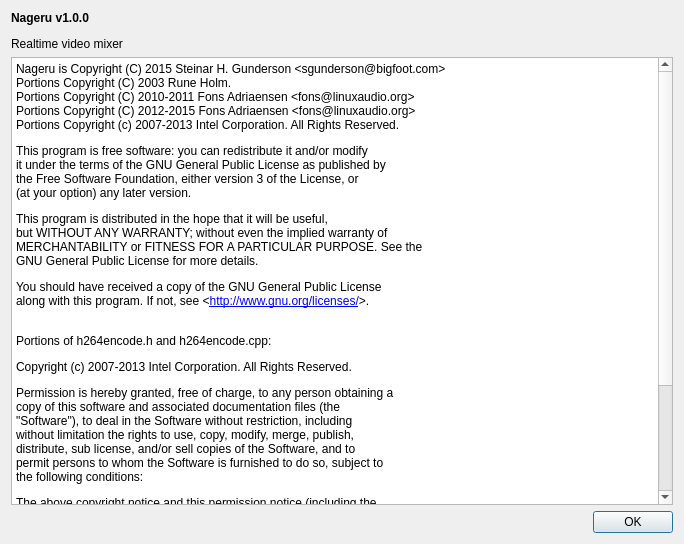
Old version of the form ui_aboutdialog.ui in the repository mstorsjo/nageru.
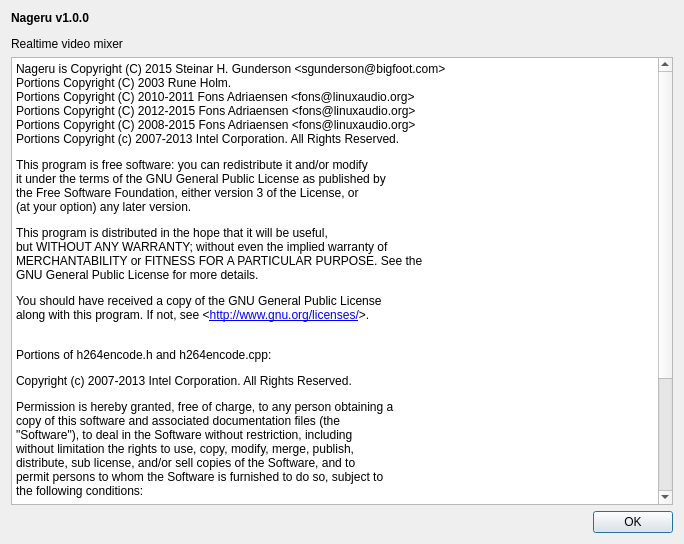
New version of the form.

Commit message: Add a class for measuring L/R correlation (not used yet).

Diff of the .ui file:
```diff
--- a/ui_aboutdialog.ui
+++ b/ui_aboutdialog.ui
@@ -36,6 +36,7 @@
 Portions Copyright (C) 2003 Rune Holm.&lt;br /&gt;
 Portions Copyright (C) 2010-2011 Fons Adriaensen &amp;lt;fons@linuxaudio.org&amp;gt;&lt;br /&gt;
 Portions Copyright (C) 2012-2015 Fons Adriaensen &amp;lt;fons@linuxaudio.org&amp;gt;&lt;br /&gt;
+Portions Copyright (C) 2008-2015 Fons Adriaensen &amp;lt;fons@linuxaudio.org&amp;gt;&lt;br /&gt;
 Portions Copyright (c) 2007-2013 Intel Corporation. All Rights Reserved.&lt;/p&gt;
 
 &lt;p&gt;This program is free software: you can redistribute it and/or modify&lt;br /&gt;
```
The commit also changes 2 other files.
